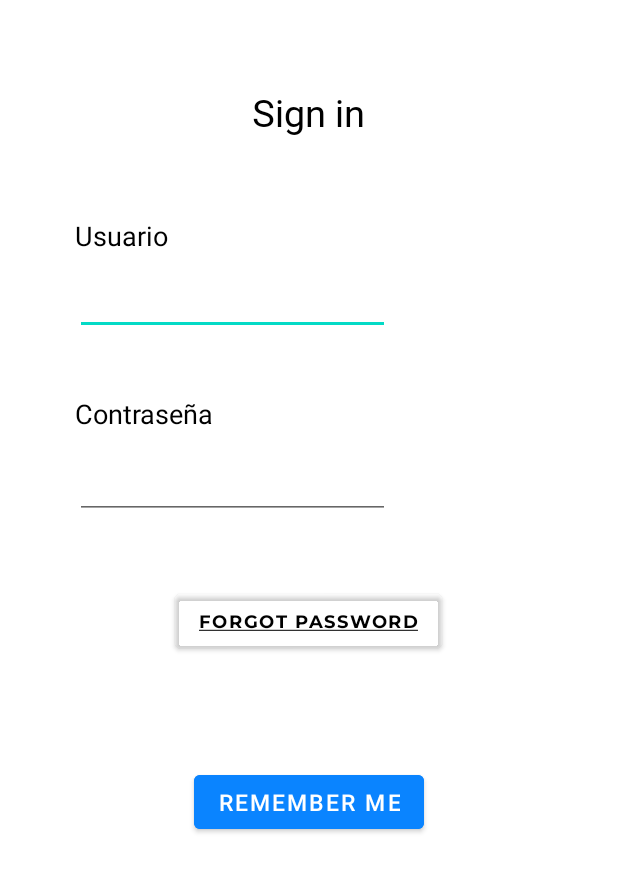
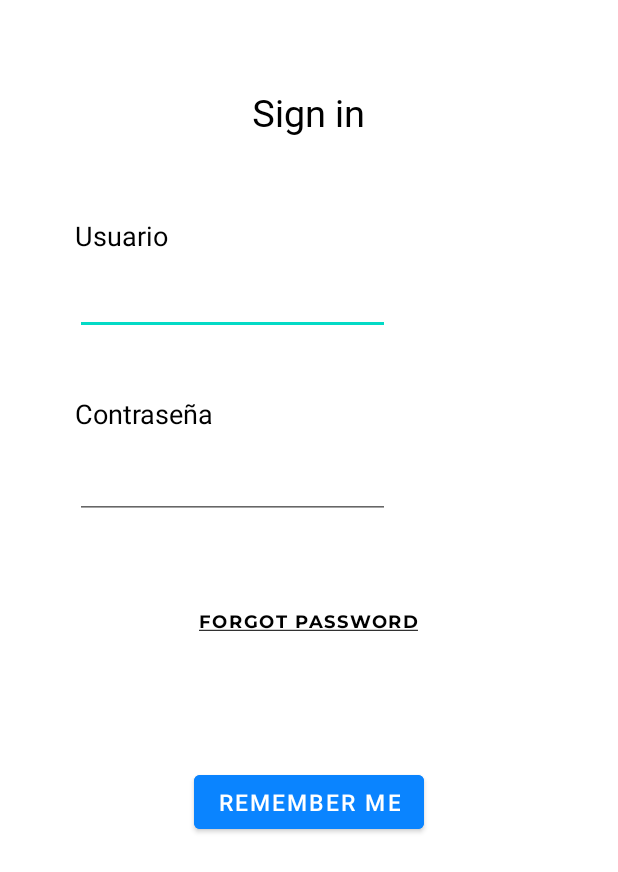
Before and after one commit to AleksandraJ22/PracticaInterficies, an Android app: the layout iniciar_sesion.xml on its own in the app's theme, with its tools: preview values and no code run, on a phone screen of 412 x 824 dp. Shown: the top 872 px of the screen. Run offline under Robolectric (Android 15) with nearby library versions, the phone set to English and light mode, and no system bars.

Commit message:
themes.xml

```diff
--- a/comicFun/app/src/main/res/values/themes.xml
+++ b/comicFun/app/src/main/res/values/themes.xml
@@ -139,6 +139,8 @@
         <item name="android:layout_width">wrap_content</item>
         <item name="android:textColor">@color/white</item>
         <item name="android:textSize">18dp</item>
+
+
         <item name="android:backgroundTint">@color/azul</item>
         <item name="android:layout_gravity">center_horizontal</item>
         <item name="android:layout_marginTop">443px</item>
@@ -200,6 +202,7 @@
         <item name="android:textSize">17dp</item>
         <item name="android:textColor">@color/black</item>
         <item name="android:backgroundTint">@color/transparente</item>
+        <item name="android:background">@color/transparente</item>
         <item name="android:fontFamily">@font/montserratbold</item>
 
 
```
